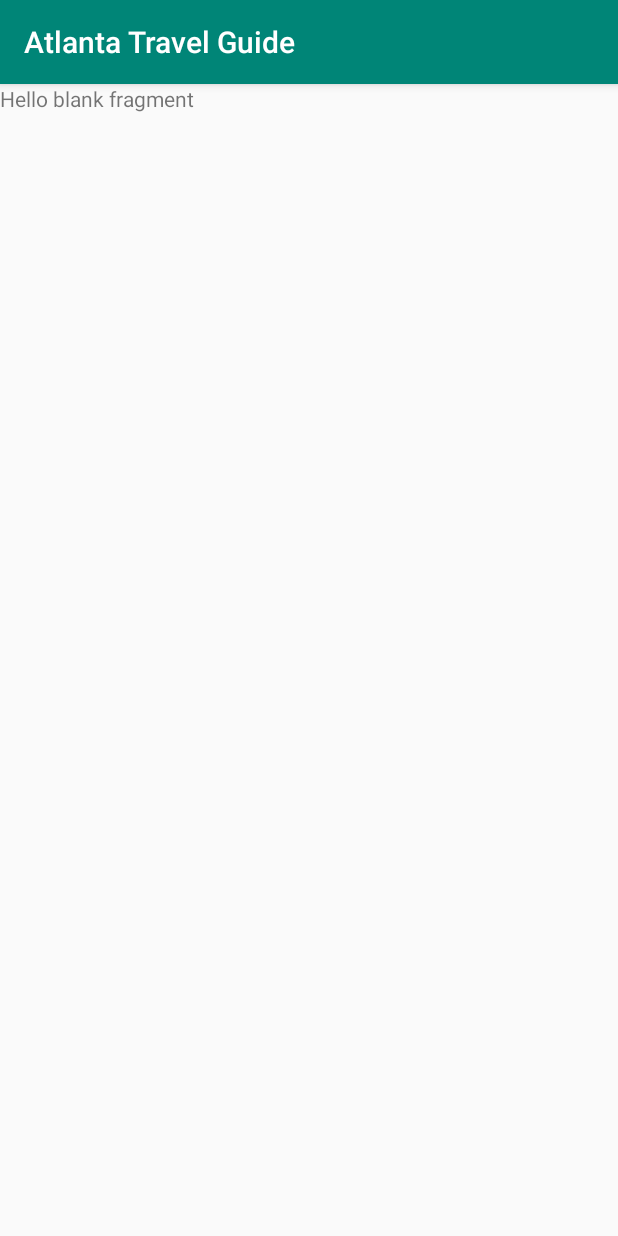
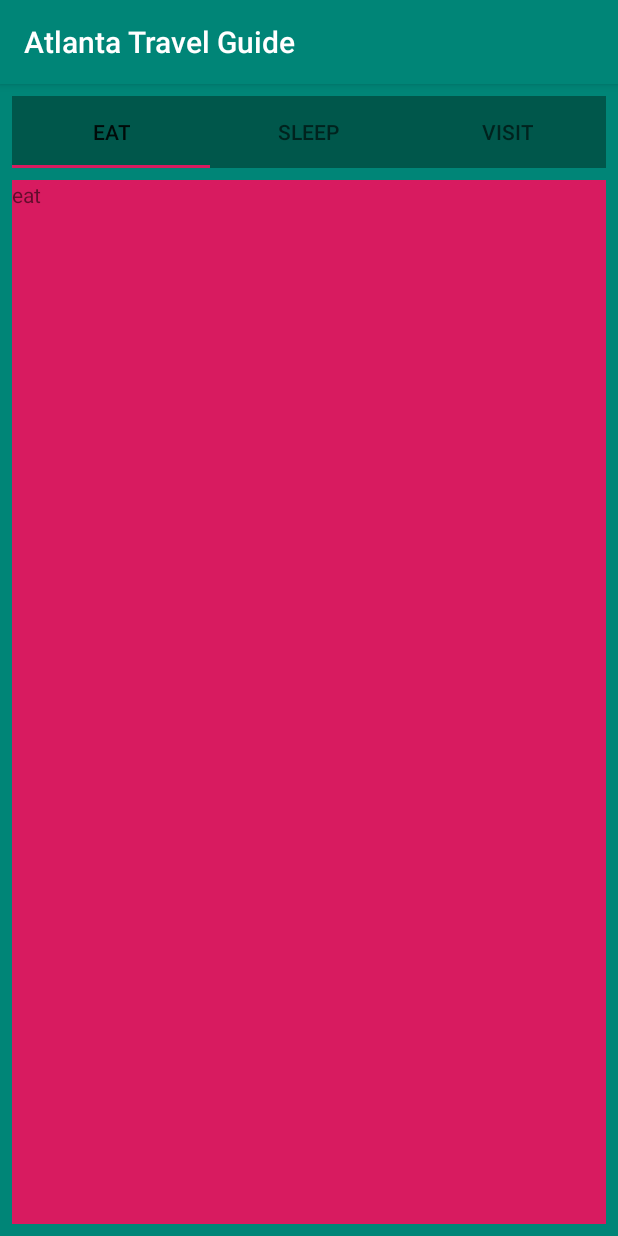
Before and after one commit to ManoelCortesMendez/atlanta-travel-guide, an Android app: the screen it shows after launch (MainActivity), on a phone screen of 412 x 824 dp. Run offline under Robolectric (Android 15) with nearby library versions, the phone set to English and light mode, and no system bars.

Commit message:
Set up TabLayout

```diff
--- a/app/build.gradle
+++ b/app/build.gradle
@@ -26,4 +26,5 @@ dependencies {
     testImplementation 'junit:junit:4.12'
     androidTestImplementation 'com.android.support.test:runner:1.0.2'
     androidTestImplementation 'com.android.support.test.espresso:espresso-core:3.0.2'
+    implementation 'com.android.support:design:28.0.0'
 }
--- a/app/src/main/java/com/example/android/atlantatravelguide/CategoryAdapter.java
+++ b/app/src/main/java/com/example/android/atlantatravelguide/CategoryAdapter.java
@@ -1,14 +1,19 @@
 package com.example.android.atlantatravelguide;
 
+import android.content.Context;
+import android.support.annotation.Nullable;
 import android.support.v4.app.Fragment;
 import android.support.v4.app.FragmentManager;
 import android.support.v4.app.FragmentPagerAdapter;
 
 public class CategoryAdapter extends FragmentPagerAdapter {
 
+    private Context mContext;
+
     // Define constructor
-    public CategoryAdapter(FragmentManager fragmentManager) {
+    public CategoryAdapter(Context context, FragmentManager fragmentManager) {
         super(fragmentManager);
+        mContext = context;
     }
 
     // Define methods
@@ -29,4 +34,18 @@ public class CategoryAdapter extends FragmentPagerAdapter {
     public int getCount() {
         return 3;
     }
+
+    @Nullable
+    @Override
+    public CharSequence getPageTitle(int position) {
+        switch (position) {
+            case 0:
+                return mContext.getString(R.string.eat);
+            case 1:
+                return mContext.getString(R.string.sleep);
+            case 2:
+                return mContext.getString(R.string.visit);
+        }
+        return null;
+    }
 }
--- a/app/src/main/java/com/example/android/atlantatravelguide/EatFragment.java
+++ b/app/src/main/java/com/example/android/atlantatravelguide/EatFragment.java
@@ -20,7 +20,7 @@ public class EatFragment extends Fragment {
     public View onCreateView(LayoutInflater inflater, ViewGroup container,
                              Bundle savedInstanceState) {
         TextView textView = new TextView(getActivity());
-        textView.setText(R.string.hello_blank_fragment);
+        textView.setText(R.string.eat);
         return textView;
     }
 
--- a/app/src/main/java/com/example/android/atlantatravelguide/MainActivity.java
+++ b/app/src/main/java/com/example/android/atlantatravelguide/MainActivity.java
@@ -1,5 +1,6 @@
 package com.example.android.atlantatravelguide;
 
+import android.support.design.widget.TabLayout;
 import android.support.v4.view.ViewPager;
 import android.support.v7.app.AppCompatActivity;
 import android.os.Bundle;
@@ -13,7 +14,11 @@ public class MainActivity extends AppCompatActivity {
 
         // Set up ViewPager
         ViewPager viewPager = findViewById(R.id.view_pager);
-        CategoryAdapter categoryAdapter = new CategoryAdapter(getSupportFragmentManager());
+        CategoryAdapter categoryAdapter = new CategoryAdapter(this, getSupportFragmentManager());
         viewPager.setAdapter(categoryAdapter);
+
+        // Set up TabLayout
+        TabLayout tabLayout = findViewById(R.id.tab_layout);
+        tabLayout.setupWithViewPager(viewPager);
     }
 }
--- a/app/src/main/java/com/example/android/atlantatravelguide/SleepFragment.java
+++ b/app/src/main/java/com/example/android/atlantatravelguide/SleepFragment.java
@@ -20,7 +20,7 @@ public class SleepFragment extends Fragment {
     public View onCreateView(LayoutInflater inflater, ViewGroup container,
                              Bundle savedInstanceState) {
         TextView textView = new TextView(getActivity());
-        textView.setText(R.string.hello_blank_fragment);
+        textView.setText(R.string.sleep);
         return textView;
     }
 
--- a/app/src/main/java/com/example/android/atlantatravelguide/VisitFragment.java
+++ b/app/src/main/java/com/example/android/atlantatravelguide/VisitFragment.java
@@ -20,7 +20,7 @@ public class VisitFragment extends Fragment {
     public View onCreateView(LayoutInflater inflater, ViewGroup container,
                              Bundle savedInstanceState) {
         TextView textView = new TextView(getActivity());
-        textView.setText(R.string.hello_blank_fragment);
+        textView.setText(R.string.visit);
         return textView;
     }
 
--- a/app/src/main/res/layout/activity_main.xml
+++ b/app/src/main/res/layout/activity_main.xml
@@ -1,18 +1,40 @@
 <?xml version="1.0" encoding="utf-8"?>
 <android.support.constraint.ConstraintLayout xmlns:android="http://schemas.android.com/apk/res/android"
+    xmlns:app="http://schemas.android.com/apk/res-auto"
     xmlns:tools="http://schemas.android.com/tools"
     android:layout_width="match_parent"
     android:layout_height="match_parent"
-    tools:context=".MainActivity">
+    tools:context=".MainActivity"
+    android:background="@color/colorPrimary">
 
-    <TableLayout
+    <android.support.design.widget.TabLayout
         android:id="@+id/tab_layout"
-        android:layout_width="match_parent"
-        android:layout_height="wrap_content" />
+        android:layout_width="0dp"
+        android:layout_height="48dp"
+        android:layout_marginStart="8dp"
+        android:layout_marginLeft="8dp"
+        android:layout_marginTop="8dp"
+        android:layout_marginEnd="8dp"
+        android:layout_marginRight="8dp"
+        app:layout_constraintEnd_toEndOf="parent"
+        app:layout_constraintStart_toStartOf="parent"
+        app:layout_constraintTop_toTopOf="parent"
+        android:background="@color/colorPrimaryDark"/>
 
     <android.support.v4.view.ViewPager
         android:id="@+id/view_pager"
-        android:layout_width="match_parent"
-        android:layout_height="match_parent" />
+        android:layout_width="0dp"
+        android:layout_height="0dp"
+        android:layout_marginStart="8dp"
+        android:layout_marginLeft="8dp"
+        android:layout_marginTop="8dp"
+        android:layout_marginEnd="8dp"
+        android:layout_marginRight="8dp"
+        android:layout_marginBottom="8dp"
+        app:layout_constraintBottom_toBottomOf="parent"
+        app:layout_constraintEnd_toEndOf="parent"
+        app:layout_constraintStart_toStartOf="parent"
+        app:layout_constraintTop_toBottomOf="@+id/tab_layout"
+        android:background="@color/colorAccent"/>
 
 </android.support.constraint.ConstraintLayout>
--- a/app/src/main/res/values/colors.xml
+++ b/app/src/main/res/values/colors.xml
@@ -1,6 +1,6 @@
 <?xml version="1.0" encoding="utf-8"?>
 <resources>
     <color name="colorPrimary">#008577</color>
-    <color name="colorPrimaryDark">#00574B</color>
+    <color name="colorPrimaryDark">#00574b</color>
     <color name="colorAccent">#D81B60</color>
 </resources>
--- a/app/src/main/res/values/strings.xml
+++ b/app/src/main/res/values/strings.xml
@@ -3,4 +3,7 @@
 
     <!-- TODO: Remove or change this placeholder text -->
     <string name="hello_blank_fragment">Hello blank fragment</string>
+    <string name="eat">eat</string>
+    <string name="sleep">sleep</string>
+    <string name="visit">visit</string>
 </resources>
```
